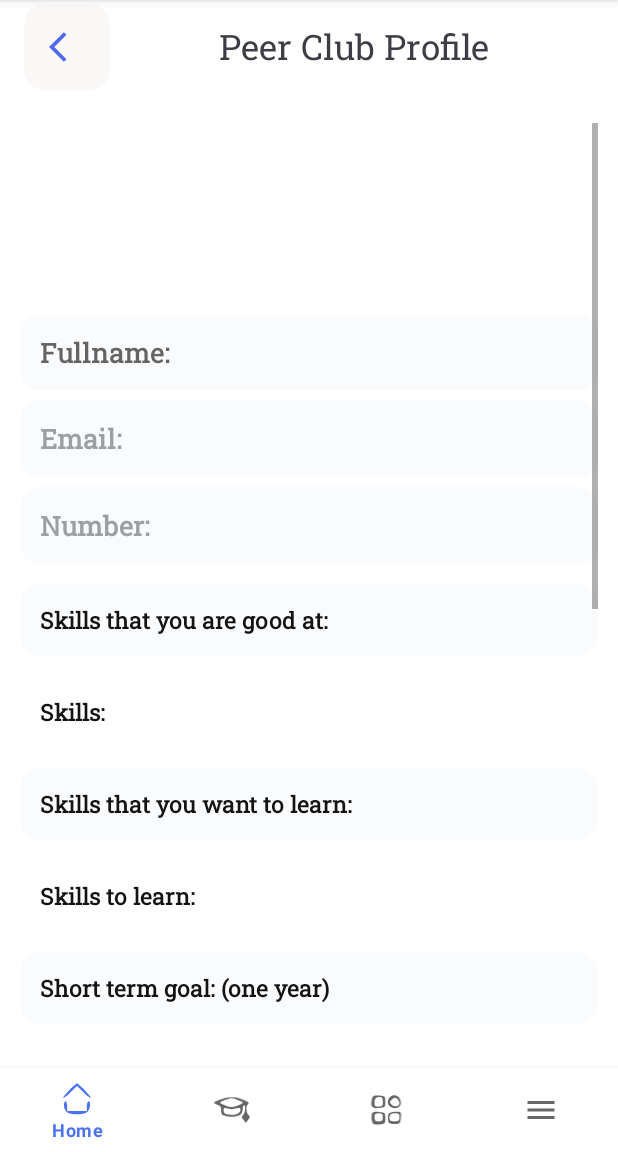
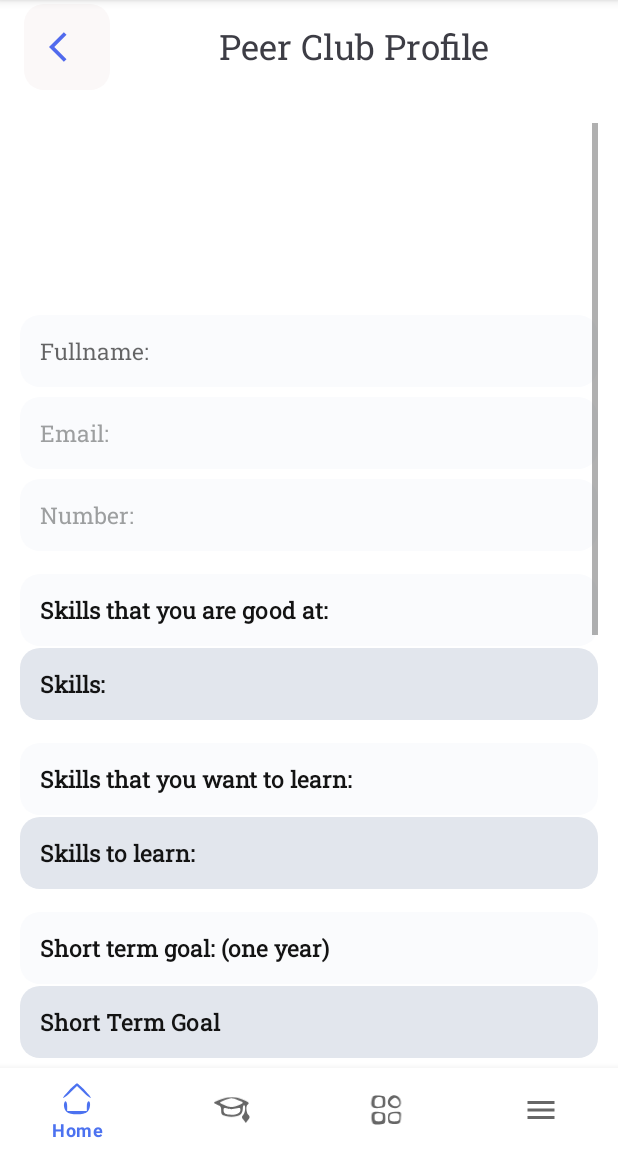
Before and after one commit to apoorvagarg98/PeerPowerClub, an Android app: the screen it shows after launch once a user with an empty profile is signed in (myHome), after a tap on "profile", on a phone screen of 412 x 824 dp, the part 84-1236 px from its top. Run offline under Robolectric (Android 15) with nearby library versions, the phone set to English and light mode, and no system bars; our stand-ins replace CircleImageView, Firebase (no records; nobody signed in at launch, a user with empty details on screens opened directly), Picasso, sdp/ssp sizes; pictures from the network do not load; Roboto replaces fonts that are not available here; 2 statements that could not run were skipped.

Commit message:
Check pls

```diff
--- a/app/src/main/res/layout-xxxhdpi/fragment2chat.xml
+++ b/app/src/main/res/layout-xxxhdpi/fragment2chat.xml
@@ -49,6 +49,8 @@
                     android:includeFontPadding="true"
                     android:paddingLeft="@dimen/_10sdp"
                     android:text="Group Name"
+
+                    android:layout_gravity="center"
                     android:textColor="#FAF7F7"
                     android:textSize="@dimen/_16sdp"
                     tools:ignore="MissingConstraints" />
--- a/app/src/main/res/layout/fragment1home.xml
+++ b/app/src/main/res/layout/fragment1home.xml
@@ -42,7 +42,8 @@ android:layout_gravity="center"
             <TextView
                 android:layout_width="match_parent"
                 android:layout_height="wrap_content"
-android:layout_gravity="center"
+                android:layout_gravity="center"
+
                 android:layout_marginTop="@dimen/_2sdp"
                 android:layout_marginBottom="@dimen/_2sdp"
                 android:fontFamily="@font/roboto_slab"
@@ -85,7 +86,7 @@ android:layout_gravity="center"
                     android:layout_width="wrap_content"
                     android:layout_height="wrap_content"
                     android:layout_marginTop="@dimen/_5sdp"
-
+                    android:textSize="@dimen/_12sdp"
 
                     android:background="@drawable/textviewbg"
                     android:backgroundTint="#FAFBFD"
@@ -101,7 +102,7 @@ android:layout_gravity="center"
 
                     android:textColorHighlight="#090909"
                     android:textColorLink="#FAF3F3"
-                    android:textStyle="bold" />
+                  />
 
 
                 <TextView
@@ -110,6 +111,7 @@ android:layout_gravity="center"
                     android:layout_width="wrap_content"
                     android:layout_height="wrap_content"
                     android:layout_marginTop="@dimen/_5sdp"
+                    android:textSize="@dimen/_12sdp"
 
                     android:background="@drawable/textviewbg"
 
@@ -123,7 +125,7 @@ android:layout_gravity="center"
 
                     android:padding="@dimen/_10sdp"
                     android:textColor="#131313"
-                    android:textStyle="bold" />
+                   />
 
 
                 <TextView
@@ -132,6 +134,7 @@ android:layout_gravity="center"
                     android:layout_width="wrap_content"
                     android:layout_height="wrap_content"
                     android:layout_marginTop="@dimen/_5sdp"
+                    android:textSize="@dimen/_12sdp"
 
                     android:background="@drawable/textviewbg"
 
@@ -145,20 +148,21 @@ android:layout_gravity="center"
 
                     android:padding="@dimen/_10sdp"
                     android:textColor="#131313"
-                    android:textStyle="bold" />
+                   />
 
                 <TextView
 
 
                     android:layout_width="wrap_content"
                     android:layout_height="wrap_content"
-                    android:layout_marginTop="@dimen/_10sdp"
+                    android:layout_marginTop="@dimen/_12sdp"
 
-                    android:background="@drawable/textviewbg"
+                    android:background="@drawable/box"
 
                     android:backgroundTint="#FAFBFD"
 
                     android:ems="20"
+
                     android:fontFamily="@font/roboto_slab"
                     android:minHeight="48dp"
                     android:padding="@dimen/_10sdp"
@@ -172,9 +176,11 @@ android:layout_gravity="center"
                     android:id="@+id/skills"
                     android:layout_width="match_parent"
                     android:layout_height="wrap_content"
-                    android:layout_marginTop="@dimen/_10sdp"
+                    android:layout_marginTop="@dimen/_1sdp"
                     android:fontFamily="@font/roboto_slab"
                     android:padding="@dimen/_10sdp"
+                    android:background="@drawable/box"
+                    android:backgroundTint="#E2E6ED"
                     android:text="Skills:"
                     android:textColor="#131313"
                     android:textColorHint=" #9D9FA0"
@@ -186,9 +192,9 @@ android:layout_gravity="center"
 
                     android:layout_width="wrap_content"
                     android:layout_height="wrap_content"
-                    android:layout_marginTop="@dimen/_10sdp"
+                    android:layout_marginTop="@dimen/_12sdp"
 
-                    android:background="@drawable/textviewbg"
+                    android:background="@drawable/box"
 
                     android:backgroundTint="#FAFBFD"
 
@@ -206,9 +212,11 @@ android:layout_gravity="center"
                     android:id="@+id/pSkillstolearn"
                     android:layout_width="match_parent"
                     android:layout_height="wrap_content"
-                    android:layout_marginTop="@dimen/_10sdp"
+                    android:layout_marginTop="@dimen/_1sdp"
                     android:fontFamily="@font/roboto_slab"
                     android:padding="@dimen/_10sdp"
+                    android:background="@drawable/box"
+                    android:backgroundTint="#E2E6ED"
                     android:text="Skills to learn:"
                     android:textColor="#131313"
                     android:textColorHint=" #9D9FA0"
@@ -222,7 +230,7 @@ android:layout_gravity="center"
                     android:layout_width="wrap_content"
                     android:layout_height="wrap_content"
 
-                    android:layout_marginTop="@dimen/_10sdp"
+                    android:layout_marginTop="@dimen/_12sdp"
 
                     android:background="@drawable/textviewbg"
 
@@ -241,11 +249,13 @@ android:layout_gravity="center"
                     android:id="@+id/stg2"
                     android:layout_width="match_parent"
                     android:layout_height="wrap_content"
-                    android:layout_marginTop="@dimen/_10sdp"
+                    android:layout_marginTop="@dimen/_1sdp"
                     android:fontFamily="@font/roboto_slab"
                     android:padding="@dimen/_10sdp"
                     android:text="Short Term Goal"
                     android:textColor="#131313"
+                    android:background="@drawable/box"
+                    android:backgroundTint="#E2E6ED"
                     android:textColorHint=" #9D9FA0"
                     android:textSize="@dimen/_12sdp"
                     android:textStyle="bold" />
@@ -255,7 +265,7 @@ android:layout_gravity="center"
 
                     android:layout_width="wrap_content"
                     android:layout_height="wrap_content"
-                    android:layout_marginTop="@dimen/_10sdp"
+                    android:layout_marginTop="@dimen/_12sdp"
 
                     android:background="@drawable/textviewbg"
 
@@ -275,13 +285,16 @@ android:layout_gravity="center"
                     android:id="@+id/ltg"
                     android:layout_width="match_parent"
                     android:layout_height="wrap_content"
-                    android:layout_marginTop="@dimen/_10sdp"
+                    android:layout_marginTop="@dimen/_1sdp"
                     android:fontFamily="@font/roboto_slab"
                     android:paddingLeft="10dp"
                     android:paddingTop="10dp"
                     android:paddingRight="10dp"
                     android:paddingBottom="10dp"
                     android:text="Long Term Goals"
+
+                    android:background="@drawable/box"
+                    android:backgroundTint="#E2E6ED"
                     android:textColor="#131313"
                     android:textColorHint=" #9D9FA0"
                     android:textSize="@dimen/_12sdp"
@@ -305,7 +318,7 @@ android:layout_gravity="center"
                     android:text="Available for Personal Peer Call:"
                     android:textColor="#131313"
                     android:textSize="@dimen/_13sdp"
-                    android:textStyle="bold" />
+                  />
 
                 <LinearLayout
                     android:layout_width="match_parent"
@@ -323,7 +336,8 @@ android:layout_gravity="center"
                         android:clipChildren="true"
                         android:clipToPadding="true"
                         android:contentDescription="@string/Dayornight"
-
+                        android:background="@drawable/box"
+                        android:backgroundTint="#E2E6ED"
                         android:drawingCacheQuality="high"
                         android:dropDownWidth="match_parent"
                         android:padding="@dimen/_5sdp"
@@ -336,6 +350,8 @@ android:layout_gravity="center"
                     <TextView
                         android:id="@+id/timeforcall"
                         android:layout_width="@dimen/_136sdp"
+                        android:layout_gravity="center"
+                        android:gravity="center"
                         android:layout_height="wrap_content"
                         android:layout_marginLeft="@dimen/_15sdp"
                         android:layout_marginTop="@dimen/_2sdp"
@@ -347,6 +363,8 @@ android:layout_gravity="center"
                         android:drawingCacheQuality="high"
                         android:dropDownWidth="match_parent"
                         android:padding="@dimen/_10sdp"
+                        android:background="@drawable/box"
+                        android:backgroundTint="#E2E6ED"
                         android:textSize="@dimen/_10sdp"
                         android:spinnerMode="dropdown"
 
@@ -374,7 +392,7 @@ android:layout_gravity="center"
                     android:padding="@dimen/_10sdp"
                     android:textColor="#0E0E0E"
                     android:textSize="@dimen/_14sdp"
-                    android:textStyle="bold" />
+                  />
 
                 <TextView
                     android:id="@+id/linkedIdProfileUrl"
@@ -391,10 +409,10 @@ android:layout_gravity="center"
                     android:fontFamily="@font/roboto_slab"
                     android:hint="Linkedin Id:"
                     android:minHeight="48dp"
-
+                    android:textSize="@dimen/_12sdp"
                     android:padding="@dimen/_10sdp"
                     android:textColor="#131313"
-                    android:textStyle="bold" />
+                   />
 
                 <TextView
                     android:id="@+id/instagram"
@@ -406,7 +424,7 @@ android:layout_gravity="center"
                     android:background="@drawable/textviewbg"
 
                     android:backgroundTint="#FAFBFD"
-
+                    android:textSize="@dimen/_12sdp"
                     android:ems="20"
                     android:fontFamily="@font/roboto_slab"
                     android:hint="Instagram:"
@@ -414,7 +432,7 @@ android:layout_gravity="center"
 
                     android:padding="@dimen/_10sdp"
                     android:textColor="#131313"
-                    android:textStyle="bold" />
+                  />
 
                 <TextView
                     android:id="@+id/twitter"
@@ -422,7 +440,7 @@ android:layout_gravity="center"
                     android:layout_width="match_parent"
                     android:layout_height="wrap_content"
                     android:layout_marginTop="@dimen/_5sdp"
-
+                    android:textSize="@dimen/_12sdp"
                     android:background="@drawable/textviewbg"
 
                     android:backgroundTint="#FAFBFD"
@@ -434,7 +452,7 @@ android:layout_gravity="center"
 
                     android:padding="@dimen/_10sdp"
                     android:textColor="#131313"
-                    android:textStyle="bold" />
+                  />
 
                 <TextView
                     android:id="@+id/other"
@@ -444,7 +462,7 @@ android:layout_gravity="center"
                     android:layout_marginTop="@dimen/_5sdp"
 
                     android:layout_marginBottom="@dimen/_30sdp"
-
+                    android:textSize="@dimen/_12sdp"
                     android:background="@drawable/textviewbg"
 
                     android:backgroundTint="#FAFBFD"
@@ -455,7 +473,7 @@ android:layout_gravity="center"
                     android:minHeight="48dp"
                     android:padding="@dimen/_10sdp"
                     android:textColor="#131313"
-                    android:textStyle="bold" />
+                  />
 
             </LinearLayout>
         </ScrollView>
```
